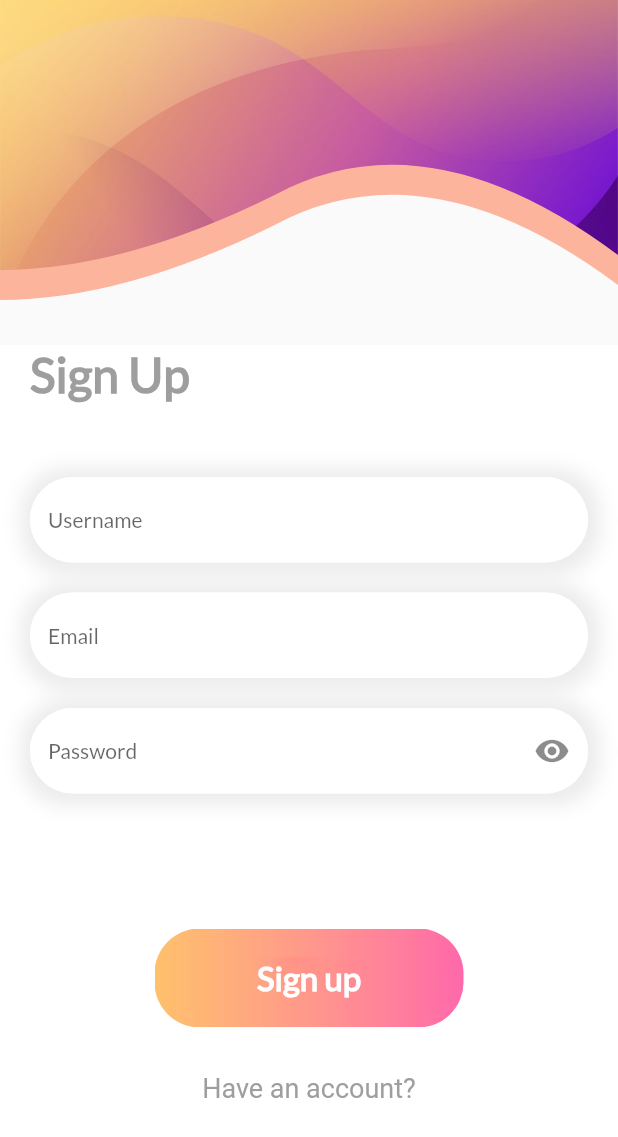
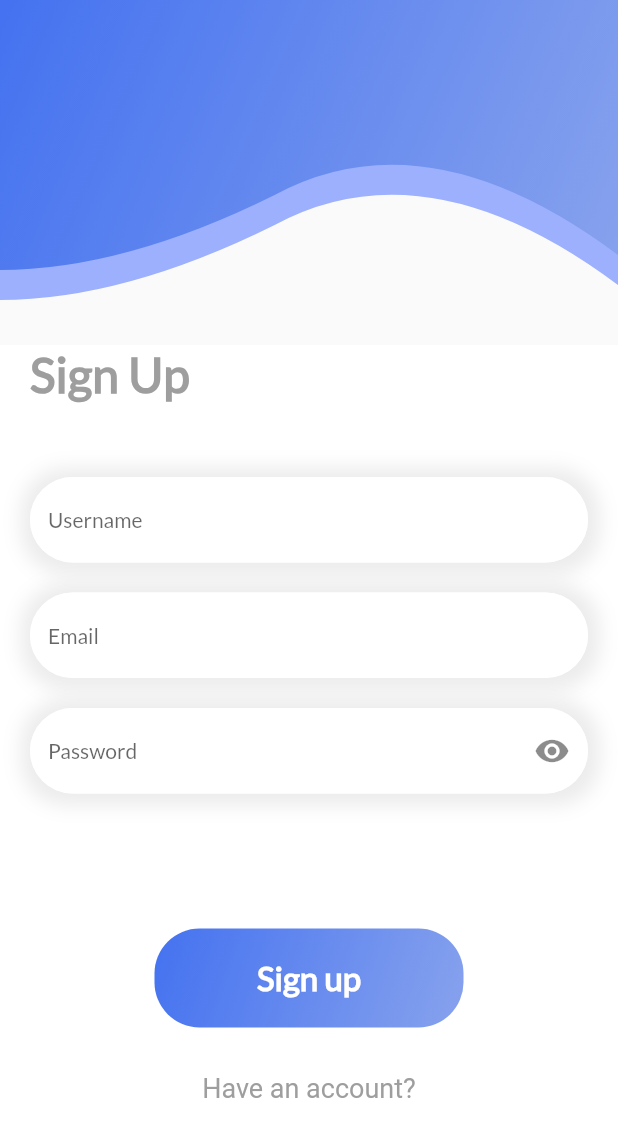
Before and after one commit to Ado2211/chat_app_firebase, a Flutter app: the RegisterView screen opened by its route, on a phone screen of 412 x 824 dp. Shown: the top 1137 px of the screen. Run offline on Flutter 3.47's test engine with Material 2 defaults, Android fonts, the phone set to English and light mode, and no system bars; our stand-ins replace cloud_firestore, firebase_auth, firebase_core, font_awesome_flutter, get; accounts and stored records are empty; generated files the repository leaves out were written again; network calls fail.

Commit message:
login, register view, change color, adjusts

```diff
--- a/lib/app/modules/auth/register/register_view.dart
+++ b/lib/app/modules/auth/register/register_view.dart
@@ -6,7 +6,10 @@ import 'package:get/get.dart';
 import '../../../utils/clipper.dart';
 
 class RegisterView extends GetView<RegisterController> {
-  const RegisterView({Key? key}) : super(key: key);
+  RegisterView({Key? key}) : super(key: key);
+  final FocusNode _focusNode1 = FocusNode();
+  final FocusNode _focusNode2 = FocusNode();
+  final FocusNode _focusNode3 = FocusNode();
 
   @override
   Widget build(BuildContext context) {
@@ -63,6 +66,7 @@ class RegisterView extends GetView<RegisterController> {
                                   color: Colors.grey.withOpacity(0.2))
                             ]),
                         child: TextField(
+                          focusNode: _focusNode3,
                           controller: nameControlller,
                           style: TextStyle(fontSize: 14),
                           decoration: InputDecoration(
@@ -95,6 +99,7 @@ class RegisterView extends GetView<RegisterController> {
                                   color: Colors.grey.withOpacity(0.2))
                             ]),
                         child: TextField(
+                          focusNode: _focusNode1,
                           keyboardType: TextInputType.emailAddress,
                           controller: emailControlller,
                           style: TextStyle(fontSize: 14),
@@ -129,6 +134,7 @@ class RegisterView extends GetView<RegisterController> {
                             ]),
                         child: Obx(() {
                           return TextField(
+                            focusNode: _focusNode2,
                             controller: passwordController,
                             obscureText: controller.isObscure.value,
                             style: TextStyle(fontSize: 14),
@@ -183,17 +189,23 @@ class RegisterView extends GetView<RegisterController> {
                     height: h * 0.08,
                     decoration: BoxDecoration(
                       borderRadius: BorderRadius.circular(30),
-                      image: DecorationImage(
-                          image: AssetImage("assets/img/loginbtn.png"),
-                          fit: BoxFit.cover),
+                      gradient: LinearGradient(
+                        begin: Alignment.topLeft,
+                        end: Alignment.bottomRight,
+                        colors: [
+                          Color.fromARGB(255, 68, 114, 240),
+                          Color.fromARGB(255, 135, 162, 237),
+                        ], // Dodaj boje koje želiš u gradientu
+                      ),
                     ),
                     child: Center(
                       child: Text(
                         "Sign up",
                         style: TextStyle(
-                            fontSize: 22,
-                            fontWeight: FontWeight.bold,
-                            color: Colors.white),
+                          fontSize: 22,
+                          fontWeight: FontWeight.bold,
+                          color: Colors.white,
+                        ),
                       ),
                     ),
                   ),
--- a/lib/app/utils/clipper.dart
+++ b/lib/app/utils/clipper.dart
@@ -7,31 +7,37 @@ class MyWaveClipper extends StatelessWidget {
         body: Container(
             child: Stack(
       children: <Widget>[
-        //stack overlaps widgets
+
         Opacity(
-          //semi red clippath with more height and with 0.5 opacity
+
           opacity: 0.5,
           child: ClipPath(
-            clipper: WaveClipper(), //set our custom wave clipper
+            clipper: WaveClipper(),
             child: Container(
-              color: Colors.deepOrangeAccent,
+              color: const Color.fromARGB(255, 64, 102, 255),
               height: 200,
             ),
           ),
         ),
 
         ClipPath(
-          //upper clippath with less height
-          clipper: WaveClipper(), //set our custom wave clipper.
+
+          clipper: WaveClipper(),
           child: Container(
+            height: 180,
             padding: EdgeInsets.only(bottom: 50),
             decoration: BoxDecoration(
-              image: DecorationImage(
-                  image: AssetImage("assets/img/loginimg.jpg"),
-                  fit: BoxFit.cover),
+              gradient: LinearGradient(
+              colors: [
+                Color.fromARGB(255, 68, 114, 240),
+                Color.fromARGB(255, 135, 162, 237),
+              ],
+              begin: Alignment.topLeft,
+              end: Alignment.bottomRight,
+              stops: [0.0, 1.0],
+              tileMode: TileMode.clamp,
             ),
-            height: 180,
-            alignment: Alignment.center,
+            )
           ),
         ),
       ],
```
Also changed, not shown: lib/app/modules/auth/login/login_view.dart (+30 -11 lines), lib/app/modules/login/login_binding.dart (deleted, +0 -12 lines), lib/app/modules/login/login_controller.dart (deleted, +0 -19 lines), lib/app/modules/login/login_view.dart (deleted, +0 -186 lines).
